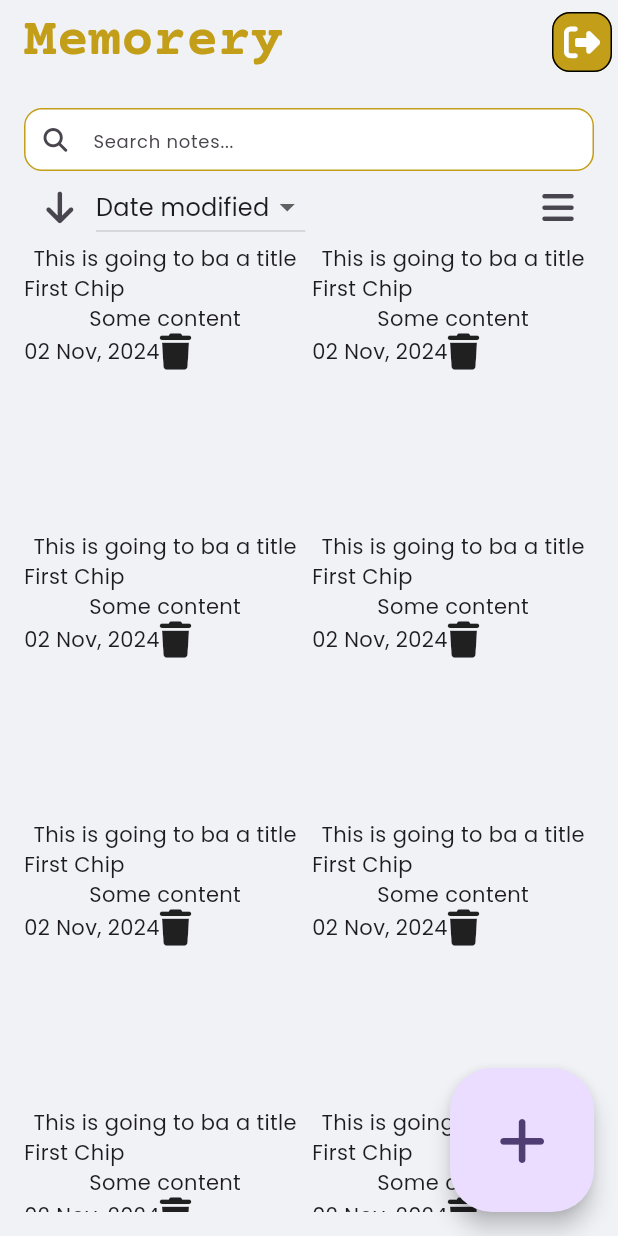
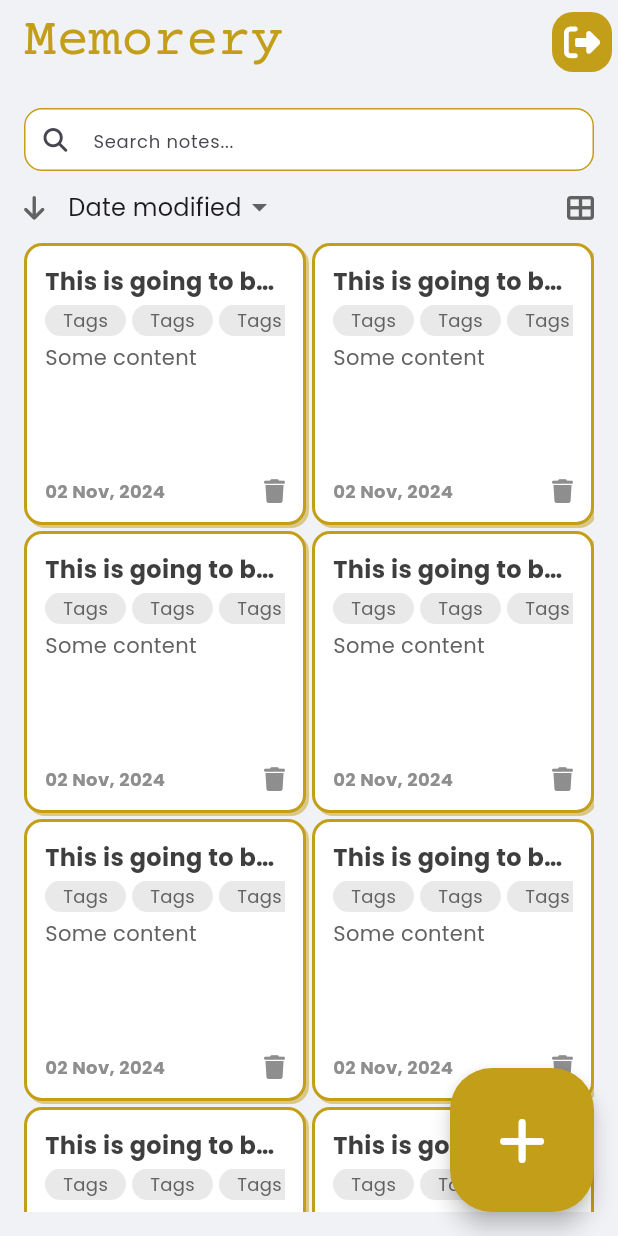
Before and after one commit to shobemontojo/Midterm_Project, a Flutter app: the screen it shows after launch, on a phone screen of 412 x 824 dp. Run offline on Flutter 3.47's test engine with Material 3 defaults, Android fonts, the phone set to English and light mode, and no system bars; our stand-ins replace font_awesome_flutter.

Commit message:
finished main page and added widgets

```diff
--- a/lib/main.dart
+++ b/lib/main.dart
@@ -1,7 +1,7 @@
 import 'package:flutter/material.dart';
-import 'package:midterm_project/constants.dart';
+import 'package:midterm_project/core/constants.dart';
 
-import 'main_page.dart';
+import 'pages/main_page.dart';
 
 void main() {
   runApp(const MyApp());
--- a/lib/main_page.dart
+++ /dev/null
@@ -1,134 +0,0 @@
-import 'package:flutter/material.dart';
-import 'package:font_awesome_flutter/font_awesome_flutter.dart';
-import 'package:midterm_project/constants.dart';
-
-class MainPage extends StatefulWidget {
-  const MainPage({super.key});
-
-  @override
-  State<MainPage> createState() => _MainPageState();
-}
-
-class _MainPageState extends State<MainPage> {
-  final List<String> dropdownOptions = ['Date modified', 'Date created'];
-
-  late String dropdownValue = dropdownOptions.first;
-
-  @override
-  Widget build(BuildContext context) {
-    return Scaffold(
-      appBar: AppBar(
-        title: Text('Memorery'),
-        actions: [
-          IconButton(
-            onPressed: () {},
-            icon: FaIcon(FontAwesomeIcons.rightFromBracket),
-            style: IconButton.styleFrom(
-              backgroundColor: primary,
-              foregroundColor: white,
-              shape: RoundedRectangleBorder(
-                borderRadius: BorderRadius.circular(12),
-                side: BorderSide(
-                  color: black,
-                ),
-              ),
-            ),
-          ),
-        ], //icon button
-      ), //AppBar
-      floatingActionButton: FloatingActionButton.large(
-        onPressed: () {},
-        child: FaIcon(FontAwesomeIcons.plus),
-      ),
-      body: Padding(
-        padding: const EdgeInsets.all(16.0),
-        child: Column(
-          children: [
-            TextField(
-              decoration: InputDecoration(
-                hintText: 'Search notes...',
-                hintStyle: TextStyle(fontSize: 12),
-                prefixIcon: Icon(FontAwesomeIcons.magnifyingGlass, size: 16),
-                fillColor: white,
-                filled: true,
-                isDense: true,
-                contentPadding: EdgeInsets.zero,
-                prefixIconConstraints: BoxConstraints(
-                  minWidth: 42,
-                  minHeight: 42,
-                ),
-                enabledBorder: OutlineInputBorder(
-                    borderRadius: BorderRadius.circular(12),
-                    borderSide: BorderSide(
-                      color: primary,
-                    )),
-                focusedBorder: OutlineInputBorder(
-                    borderRadius: BorderRadius.circular(12),
-                    borderSide: BorderSide(
-                      color: primary,
-                    )),
-              ),
-            ),
-            Row(
-              children: [
-                IconButton(
-                  onPressed: () {},
-                  icon: FaIcon(FontAwesomeIcons.arrowDown),
-                ),
-                DropdownButton(
-                    value: dropdownValue,
-                    items: dropdownOptions
-                        .map((e) => DropdownMenuItem(value: e, child: Text(e)))
-                        .toList(),
-                    onChanged: (newValue) {
-                      setState(() {
-                        dropdownValue = newValue!;
-                      });
-                    }),
-                Spacer(),
-                IconButton(
-                  onPressed: () {},
-                  icon: FaIcon(FontAwesomeIcons.bars),
-                ),
-              ],
-            ),
-            Expanded(
-              child: GridView.builder(
-                  itemCount: 15,
-                  gridDelegate: SliverGridDelegateWithFixedCrossAxisCount(
-                    crossAxisCount: 2,
-                    crossAxisSpacing: 4,
-                    mainAxisSpacing: 4,
-                  ),
-                  itemBuilder: (context, int index) {
-                    return Container(
-                      child: Column(
-                        children: [
-                          Text('This is going to ba a title'),
-                          Row(
-                            children: [
-                              Container(
-                                child: Text(
-                                  'First Chip',
-                                ),
-                              ),
-                            ],
-                          ),
-                          Text('Some content'),
-                          Row(
-                            children: [
-                              Text('02 Nov, 2024'),
-                              FaIcon(FontAwesomeIcons.trash),
-                            ],
-                          ),
-                        ],
-                      ),
-                    );
-                  }),
-            ),
-          ],
-        ),
-      ),
-    );
-  }
-}
--- /dev/null
+++ b/lib/pages/main_page.dart
@@ -0,0 +1,120 @@
+import 'package:flutter/material.dart';
+import 'package:font_awesome_flutter/font_awesome_flutter.dart';
+import 'package:midterm_project/core/constants.dart';
+import 'package:midterm_project/widgets/note_fab.dart';
+import 'package:midterm_project/widgets/note_grid.dart';
+import 'package:midterm_project/widgets/note_list.dart';
+import 'package:midterm_project/widgets/search_field.dart';
+
+class MainPage extends StatefulWidget {
+  const MainPage({super.key});
+
+  @override
+  State<MainPage> createState() => _MainPageState();
+}
+
+class _MainPageState extends State<MainPage> {
+  final List<String> dropdownOptions = ['Date modified', 'Date created'];
+
+  late String dropdownValue = dropdownOptions.first;
+
+  bool isDescending = true;
+  bool isGrid = true;
+
+  @override
+  Widget build(BuildContext context) {
+    return Scaffold(
+      appBar: AppBar(
+        title: Text(
+          'Memorery',
+          style: TextStyle(fontWeight: FontWeight.w500),
+        ),
+        actions: [
+          IconButton(
+            onPressed: () {},
+            icon: FaIcon(FontAwesomeIcons.rightFromBracket),
+            style: IconButton.styleFrom(
+              backgroundColor: primary,
+              foregroundColor: white,
+              shape: RoundedRectangleBorder(
+                borderRadius: BorderRadius.circular(14),
+              ),
+            ),
+          ),
+        ], //icon button
+      ), //AppBar
+      floatingActionButton: NoteFab(),
+      body: Padding(
+        padding: const EdgeInsets.all(16.0),
+        child: Column(
+          children: [
+            SearchField(), //serachfield na file
+            Row(
+              children: [
+                IconButton(
+                  onPressed: () {
+                    setState(() {
+                      //movement sa arrow button
+                      isDescending =
+                          !isDescending; //pag naka up ang arrow mahimong down and vice versa
+                    });
+                  },
+                  icon: FaIcon(
+                    isDescending
+                        ? FontAwesomeIcons.arrowDown //either up or down
+                        : FontAwesomeIcons.arrowUp,
+                  ),
+                  padding: EdgeInsets.zero,
+                  visualDensity: VisualDensity.compact,
+                  constraints: BoxConstraints(),
+                  style: IconButton.styleFrom(
+                    tapTargetSize: MaterialTapTargetSize.shrinkWrap,
+                  ),
+                  iconSize: 18,
+                  color: gray700,
+                ),
+                SizedBox(width: 16),
+                DropdownButton(
+                    value: dropdownValue,
+                    underline: SizedBox.shrink(),
+                    borderRadius: BorderRadius.circular(16),
+                    items: dropdownOptions
+                        .map((e) => DropdownMenuItem(value: e, child: Text(e)))
+                        .toList(),
+                    onChanged: (newValue) {
+                      setState(() {
+                        dropdownValue = newValue!;
+                      });
+                    }),
+                Spacer(), //THREE BARS BUTTON
+                IconButton(
+                  onPressed: () {
+                    setState(() {
+                      isGrid = !isGrid;
+                    });
+                  },
+                  icon: FaIcon(
+                    isGrid
+                        ? FontAwesomeIcons.tableCellsLarge
+                        : FontAwesomeIcons.bars,
+                  ),
+                  padding: EdgeInsets.zero,
+                  visualDensity: VisualDensity.compact,
+                  constraints: BoxConstraints(),
+                  style: IconButton.styleFrom(
+                    tapTargetSize: MaterialTapTargetSize.shrinkWrap,
+                  ),
+                  iconSize: 18,
+                  color: gray700,
+                ),
+              ],
+            ),
+            Expanded(
+              child: isGrid ? NotesGrid() : NotesList(),
+            ),
+          ],
+        ),
+      ),
+    );
+  }
+}
--- /dev/null
+++ b/lib/widgets/note_card.dart
@@ -0,0 +1,110 @@
+import 'package:flutter/material.dart';
+import 'package:font_awesome_flutter/font_awesome_flutter.dart';
+import 'package:midterm_project/core/constants.dart';
+
+class NoteCard extends StatelessWidget {
+  const NoteCard({
+    required this.isInGrid,
+    super.key,
+  });
+
+  final bool isInGrid;
+
+  @override
+  Widget build(BuildContext context) {
+    return Container(
+      decoration: BoxDecoration(
+        color: white,
+        border: Border.all(
+          color: primary,
+          width: 2,
+        ),
+        borderRadius: BorderRadius.circular(12),
+        boxShadow: [
+          BoxShadow(
+            color: primary.withOpacity(0.5),
+            offset: Offset(2, 2),
+          ),
+        ],
+      ),
+      padding: EdgeInsets.all(12),
+      child: Column(
+        crossAxisAlignment: CrossAxisAlignment.start,
+        children: [
+          Text(
+            'This is going to ba a title',
+            maxLines: 1,
+            overflow: TextOverflow.ellipsis,
+            style: TextStyle(
+              fontWeight: FontWeight.bold,
+              fontSize: 16,
+              color: gray900,
+            ),
+          ),
+          SizedBox(height: 4), //Space between title and tags (Before ang tags)
+          SingleChildScrollView(
+            scrollDirection: Axis.horizontal,
+            child: Row(
+              //TAGS
+              children: List.generate(
+                3,
+                (index) => Container(
+                  decoration: BoxDecoration(
+                    borderRadius: BorderRadius.circular(16),
+                    color: gray100,
+                  ),
+                  padding: EdgeInsets.symmetric(
+                    horizontal: 12,
+                    vertical: 2,
+                  ),
+                  margin: EdgeInsets.only(right: 4),
+                  child: Text(
+                    'Tags',
+                    style: TextStyle(
+                      fontSize: 12,
+                      color: gray700,
+                    ),
+                  ),
+                ),
+              ),
+            ),
+          ),
+          SizedBox(height: 4), //Space between tags and content (End sa content)
+          if (isInGrid)
+            Expanded(
+              child: Text(
+                'Some content',
+                style: TextStyle(color: gray700),
+              ),
+            )
+          else
+            Text(
+              'Some content',
+              maxLines: 3,
+              overflow: TextOverflow.ellipsis,
+              style: TextStyle(color: gray700),
+            ),
+
+          Row(
+            children: [
+              Text(
+                '02 Nov, 2024',
+                style: TextStyle(
+                  fontSize: 12,
+                  fontWeight: FontWeight.w600,
+                  color: gray500,
+                ),
+              ),
+              Spacer(),
+              FaIcon(
+                FontAwesomeIcons.trash,
+                color: gray500,
+                size: 16,
+              ),
+            ],
+          ),
+        ],
+      ),
+    );
+  }
+}
--- /dev/null
+++ b/lib/widgets/note_fab.dart
@@ -0,0 +1,19 @@
+import 'package:flutter/material.dart';
+import 'package:font_awesome_flutter/font_awesome_flutter.dart';
+import 'package:midterm_project/core/constants.dart';
+
+class NoteFab extends StatelessWidget {
+  const NoteFab({
+    super.key,
+  });
+
+  @override
+  Widget build(BuildContext context) {
+    return FloatingActionButton.large(
+      onPressed: () {},
+      backgroundColor: primary,
+      foregroundColor: white,
+      child: FaIcon(FontAwesomeIcons.plus),
+    );
+  }
+}
--- /dev/null
+++ b/lib/widgets/note_grid.dart
@@ -0,0 +1,24 @@
+import 'package:flutter/material.dart';
+import 'package:midterm_project/widgets/note_card.dart';
+
+class NotesGrid extends StatelessWidget {
+  const NotesGrid({
+    super.key,
+  });
+
+  @override
+  Widget build(BuildContext context) {
+    return GridView.builder(
+        itemCount: 15,
+        gridDelegate: SliverGridDelegateWithFixedCrossAxisCount(
+          crossAxisCount: 2,
+          crossAxisSpacing: 4,
+          mainAxisSpacing: 4,
+        ),
+        itemBuilder: (context, int index) {
+          return NoteCard(
+            isInGrid: true,
+          );
+        });
+  }
+}
--- /dev/null
+++ b/lib/widgets/note_list.dart
@@ -0,0 +1,26 @@
+import 'package:flutter/material.dart';
+import 'package:midterm_project/widgets/note_card.dart';
+
+class NotesList extends StatefulWidget {
+  const NotesList({super.key});
+
+  @override
+  State<NotesList> createState() => _NotesListState();
+}
+
+class _NotesListState extends State<NotesList> {
+  @override
+  Widget build(BuildContext context) {
+    return ListView.separated(
+      itemCount: 15,
+      itemBuilder: (context, index) {
+        return NoteCard(
+          isInGrid: false,
+        );
+      },
+      separatorBuilder: (context, index) => SizedBox(
+        height: 8,
+      ),
+    );
+  }
+}
--- /dev/null
+++ b/lib/widgets/search_field.dart
@@ -0,0 +1,38 @@
+import 'package:flutter/material.dart';
+import 'package:font_awesome_flutter/font_awesome_flutter.dart';
+import 'package:midterm_project/core/constants.dart';
+
+class SearchField extends StatelessWidget {
+  const SearchField({
+    super.key,
+  });
+
+  @override
+  Widget build(BuildContext context) {
+    return TextField(
+      decoration: InputDecoration(
+        hintText: 'Search notes...',
+        hintStyle: TextStyle(fontSize: 12),
+        prefixIcon: Icon(FontAwesomeIcons.magnifyingGlass, size: 16),
+        fillColor: white,
+        filled: true,
+        isDense: true,
+        contentPadding: EdgeInsets.zero,
+        prefixIconConstraints: BoxConstraints(
+          minWidth: 42,
+          minHeight: 42,
+        ),
+        enabledBorder: OutlineInputBorder(
+            borderRadius: BorderRadius.circular(12),
+            borderSide: BorderSide(
+              color: primary,
+            )),
+        focusedBorder: OutlineInputBorder(
+            borderRadius: BorderRadius.circular(12),
+            borderSide: BorderSide(
+              color: primary,
+            )),
+      ),
+    );
+  }
+}
```
Also changed, not shown: lib/core/constants.dart (renamed from lib/constants.dart).
